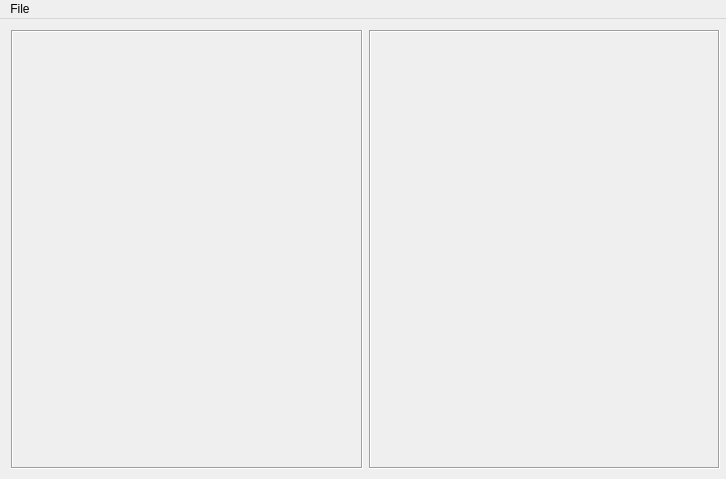
alinasmirnova/cvlabs, file ComputerVision/Labs/Filters/mainwindow.ui: the form before one commit.
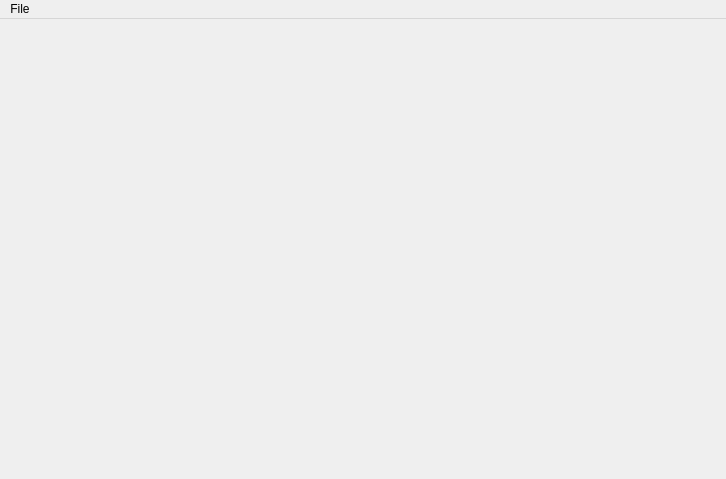
The form after the commit.

```diff
--- a/ComputerVision/Labs/Filters/mainwindow.ui
+++ b/ComputerVision/Labs/Filters/mainwindow.ui
@@ -10,42 +10,39 @@
     <height>479</height>
    </rect>
   </property>
+  <property name="sizePolicy">
+   <sizepolicy hsizetype="Maximum" vsizetype="Maximum">
+    <horstretch>0</horstretch>
+    <verstretch>0</verstretch>
+   </sizepolicy>
+  </property>
   <property name="windowTitle">
    <string>MainWindow</string>
   </property>
   <widget class="QWidget" name="centralWidget">
-   <widget class="QWidget" name="verticalLayoutWidget">
+   <property name="sizePolicy">
+    <sizepolicy hsizetype="Expanding" vsizetype="Expanding">
+     <horstretch>0</horstretch>
+     <verstretch>0</verstretch>
+    </sizepolicy>
+   </property>
+   <widget class="QWidget" name="horizontalLayoutWidget">
     <property name="geometry">
      <rect>
-      <x>0</x>
-      <y>0</y>
-      <width>731</width>
-      <height>461</height>
+      <x>10</x>
+      <y>10</y>
+      <width>701</width>
+      <height>441</height>
      </rect>
     </property>
-    <layout class="QVBoxLayout" name="verticalLayout">
-     <item>
       <layout class="QHBoxLayout" name="horizontalLayout">
-       <item>
-        <widget class="QLabel" name="original">
-         <property name="frameShape">
-          <enum>QFrame::Box</enum>
-         </property>
-         <property name="frameShadow">
-          <enum>QFrame::Sunken</enum>
-         </property>
-         <property name="text">
-          <string/>
-         </property>
-        </widget>
-       </item>
        <item>
         <widget class="QLabel" name="result">
-         <property name="frameShape">
-          <enum>QFrame::Box</enum>
-         </property>
-         <property name="frameShadow">
-          <enum>QFrame::Sunken</enum>
+       <property name="sizePolicy">
+        <sizepolicy hsizetype="Preferred" vsizetype="Preferred">
+         <horstretch>0</horstretch>
+         <verstretch>0</verstretch>
+        </sizepolicy>
          </property>
          <property name="text">
           <string/>
@@ -53,8 +50,6 @@
         </widget>
        </item>
       </layout>
-     </item>
-    </layout>
    </widget>
   </widget>
   <widget class="QMenuBar" name="menuBar">
```
Left out of the diff: 2 changed lines with no effect on the pictures. Lines whose indentation alone changed are shown as unchanged.
